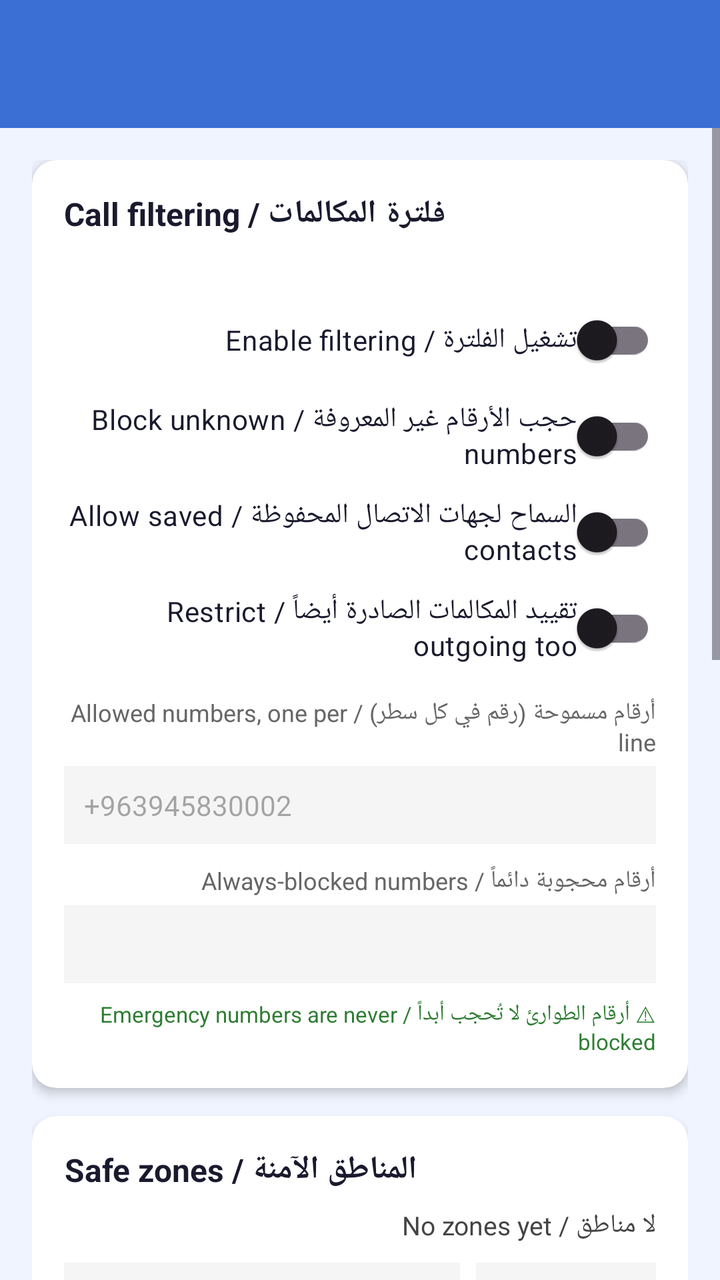
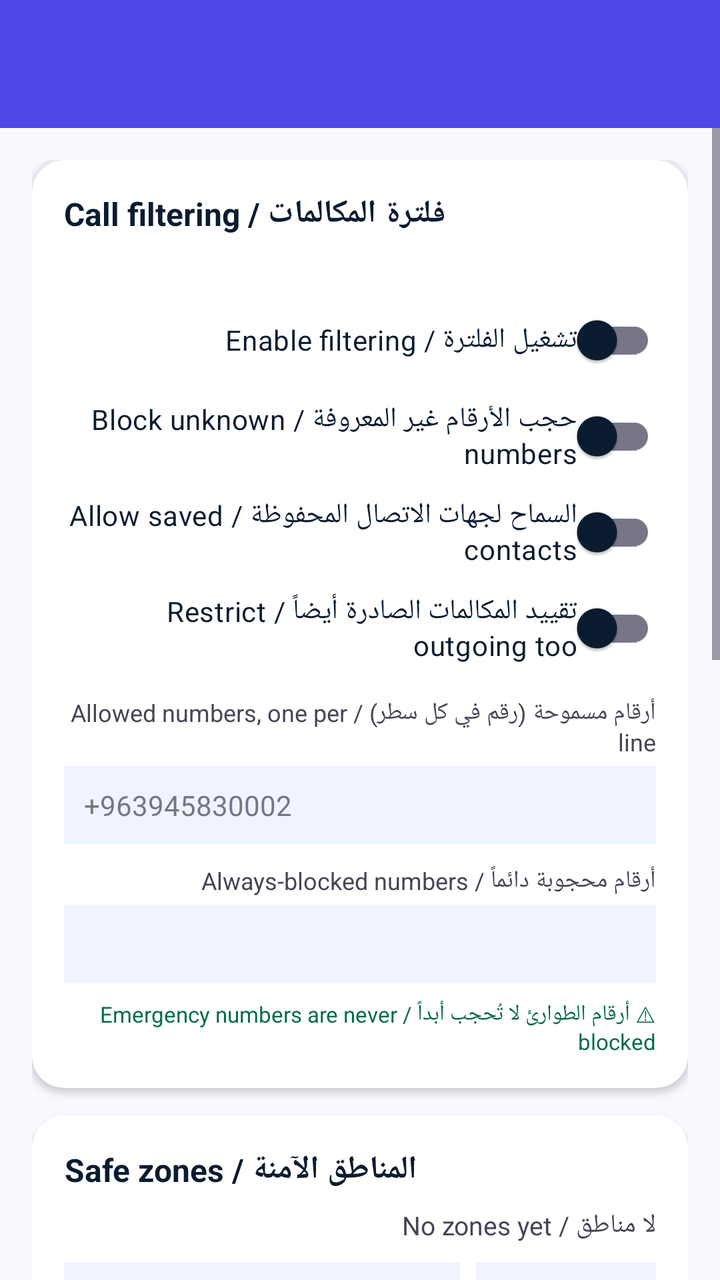

The first picture is an Android layout as it rendered before a commit; the second is the same layout after the commit. The layout source and the unified diff follow.
<!-- AndroidManifest.xml: application theme Theme.BeaverGuardian -->
<!-- res/layout/activity_guard_settings.xml -->
<?xml version="1.0" encoding="utf-8"?>
<LinearLayout xmlns:android="http://schemas.android.com/apk/res/android"
    xmlns:app="http://schemas.android.com/apk/res-auto"
    android:layout_width="match_parent"
    android:layout_height="match_parent"
    android:orientation="vertical"
    android:background="#F0F4FF">

    <com.google.android.material.appbar.MaterialToolbar
        android:id="@+id/toolbar"
        android:layout_width="match_parent"
        android:layout_height="?attr/actionBarSize"
        android:background="#3B6FD4"
        app:titleTextColor="#FFFFFF"
        app:navigationIconTint="#FFFFFF" />

    <ScrollView
        android:layout_width="match_parent"
        android:layout_height="0dp"
        android:layout_weight="1">

        <LinearLayout
            android:layout_width="match_parent"
            android:layout_height="wrap_content"
            android:orientation="vertical"
            android:padding="16dp">

            
            <androidx.cardview.widget.CardView
                android:layout_width="match_parent"
                android:layout_height="wrap_content"
                android:layout_marginBottom="14dp"
                app:cardCornerRadius="12dp"
                app:cardElevation="3dp">

                <LinearLayout
                    android:layout_width="match_parent"
                    android:layout_height="wrap_content"
                    android:orientation="vertical"
                    android:padding="16dp">

                    <TextView
                        android:layout_width="wrap_content"
                        android:layout_height="wrap_content"
                        android:text="فلترة المكالمات / Call filtering"
                        android:textSize="16sp"
                        android:textStyle="bold"
                        android:textColor="#1A1A2E"
                        android:paddingBottom="4dp" />

                    <TextView
                        android:id="@+id/tvScreeningStatus"
                        android:layout_width="match_parent"
                        android:layout_height="wrap_content"
                        android:text=""
                        android:textSize="12sp"
                        android:textColor="#E65100"
                        android:paddingBottom="8dp" />

                    <androidx.appcompat.widget.SwitchCompat
                        android:id="@+id/swCallFilter"
                        android:layout_width="match_parent"
                        android:layout_height="wrap_content"
                        android:text="تشغيل الفلترة / Enable filtering"
                        android:textColor="#1A1A2E" />

                    <androidx.appcompat.widget.SwitchCompat
                        android:id="@+id/swBlockUnknown"
                        android:layout_width="match_parent"
                        android:layout_height="wrap_content"
                        android:text="حجب الأرقام غير المعروفة / Block unknown numbers"
                        android:textColor="#1A1A2E" />

                    <androidx.appcompat.widget.SwitchCompat
                        android:id="@+id/swAllowContacts"
                        android:layout_width="match_parent"
                        android:layout_height="wrap_content"
                        android:text="السماح لجهات الاتصال المحفوظة / Allow saved contacts"
                        android:textColor="#1A1A2E" />

                    <androidx.appcompat.widget.SwitchCompat
                        android:id="@+id/swRestrictOutgoing"
                        android:layout_width="match_parent"
                        android:layout_height="wrap_content"
                        android:text="تقييد المكالمات الصادرة أيضاً / Restrict outgoing too"
                        android:textColor="#1A1A2E" />

                    <TextView
                        android:layout_width="match_parent"
                        android:layout_height="wrap_content"
                        android:text="أرقام مسموحة (رقم في كل سطر) / Allowed numbers, one per line"
                        android:textSize="12sp"
                        android:textColor="#666666"
                        android:paddingTop="10dp"
                        android:paddingBottom="4dp" />

                    <EditText
                        android:id="@+id/etAllowedNumbers"
                        android:layout_width="match_parent"
                        android:layout_height="wrap_content"
                        android:minLines="3"
                        android:gravity="top|start"
                        android:inputType="textMultiLine|phone"
                        android:background="#F5F5F5"
                        android:padding="10dp"
                        android:textSize="14sp"
                        android:textColor="#1A1A2E"
                        android:hint="+963945830002"
                        android:importantForAutofill="no" />

                    <TextView
                        android:layout_width="match_parent"
                        android:layout_height="wrap_content"
                        android:text="أرقام محجوبة دائماً / Always-blocked numbers"
                        android:textSize="12sp"
                        android:textColor="#666666"
                        android:paddingTop="10dp"
                        android:paddingBottom="4dp" />

                    <EditText
                        android:id="@+id/etBlockedNumbers"
                        android:layout_width="match_parent"
                        android:layout_height="wrap_content"
                        android:minLines="2"
                        android:gravity="top|start"
                        android:inputType="textMultiLine|phone"
                        android:background="#F5F5F5"
                        android:padding="10dp"
                        android:textSize="14sp"
                        android:textColor="#1A1A2E"
                        android:importantForAutofill="no" />

                    <TextView
                        android:layout_width="match_parent"
                        android:layout_height="wrap_content"
                        android:text="⚠ أرقام الطوارئ لا تُحجب أبداً / Emergency numbers are never blocked"
                        android:textSize="11sp"
                        android:textColor="#2E7D32"
                        android:paddingTop="8dp" />

                </LinearLayout>
            </androidx.cardview.widget.CardView>

            
            <androidx.cardview.widget.CardView
                android:layout_width="match_parent"
                android:layout_height="wrap_content"
                android:layout_marginBottom="14dp"
                app:cardCornerRadius="12dp"
                app:cardElevation="3dp">

                <LinearLayout
                    android:layout_width="match_parent"
                    android:layout_height="wrap_content"
                    android:orientation="vertical"
                    android:padding="16dp">

                    <TextView
                        android:layout_width="wrap_content"
                        android:layout_height="wrap_content"
                        android:text="المناطق الآمنة / Safe zones"
                        android:textSize="16sp"
                        android:textStyle="bold"
                        android:textColor="#1A1A2E"
                        android:paddingBottom="8dp" />

                    <TextView
                        android:id="@+id/tvZones"
                        android:layout_width="match_parent"
                        android:layout_height="wrap_content"
                        android:text="لا مناطق / No zones yet"
                        android:textSize="13sp"
                        android:textColor="#444444"
                        android:paddingBottom="10dp" />

                    <LinearLayout
                        android:layout_width="match_parent"
                        android:layout_height="wrap_content"
                        android:orientation="horizontal">

                        <EditText
                            android:id="@+id/etZoneName"
                            android:layout_width="0dp"
                            android:layout_weight="1"
                            android:layout_height="wrap_content"
                            android:hint="الاسم / Name"
                            android:inputType="text"
                            android:background="#F5F5F5"
                            android:padding="10dp"
                            android:textSize="14sp"
                            android:textColor="#1A1A2E"
                            android:importantForAutofill="no" />

                        <EditText
                            android:id="@+id/etZoneRadius"
                            android:layout_width="90dp"
                            android:layout_height="wrap_content"
                            android:hint="متر / m"
                            android:inputType="number"
                            android:text="200"
                            android:background="#F5F5F5"
                            android:padding="10dp"
                            android:layout_marginStart="8dp"
                            android:textSize="14sp"
                            android:textColor="#1A1A2E"
                            android:importantForAutofill="no" />
                    </LinearLayout>

                    <Button
                        android:id="@+id/btnAddZoneHere"
                        android:layout_width="match_parent"
                        android:layout_height="wrap_content"
                        android:text="إضافة منطقة من موقعي الحالي / Add zone at my location"
                        android:backgroundTint="#3B6FD4"
                        android:layout_marginTop="8dp" />

                    <Button
                        android:id="@+id/btnClearZones"
                        style="@style/Widget.Material3.Button.TextButton"
                        android:layout_width="match_parent"
                        android:layout_height="wrap_content"
                        android:text="حذف كل المناطق / Clear all zones"
                        android:textColor="#E91E63" />
                </LinearLayout>
            </androidx.cardview.widget.CardView>

            
            <androidx.cardview.widget.CardView
                android:layout_width="match_parent"
                android:layout_height="wrap_content"
                android:layout_marginBottom="14dp"
                app:cardCornerRadius="12dp"
                app:cardElevation="3dp">

                <LinearLayout
                    android:layout_width="match_parent"
                    android:layout_height="wrap_content"
                    android:orientation="vertical"
                    android:padding="16dp">

                    <TextView
                        android:layout_width="wrap_content"
                        android:layout_height="wrap_content"
                        android:text="الجدول الزمني / Schedule"
                        android:textSize="16sp"
                        android:textStyle="bold"
                        android:textColor="#1A1A2E"
                        android:paddingBottom="8dp" />

                    <TextView
                        android:id="@+id/tvSchedules"
                        android:layout_width="match_parent"
                        android:layout_height="wrap_content"
                        android:text="لا قواعد / No rules yet"
                        android:textSize="13sp"
                        android:textColor="#444444"
                        android:paddingBottom="10dp" />

                    <Button
                        android:id="@+id/btnAddBedtime"
                        android:layout_width="match_parent"
                        android:layout_height="wrap_content"
                        android:text="إضافة وقت النوم 22:00–07:00 / Add bedtime"
                        android:backgroundTint="#3B6FD4" />

                    <Button
                        android:id="@+id/btnAddStudy"
                        android:layout_width="match_parent"
                        android:layout_height="wrap_content"
                        android:text="إضافة وقت الدراسة 16:00–18:00 / Add study time"
                        android:backgroundTint="#3B6FD4"
                        android:layout_marginTop="6dp" />

                    <Button
                        android:id="@+id/btnClearSchedules"
                        style="@style/Widget.Material3.Button.TextButton"
                        android:layout_width="match_parent"
                        android:layout_height="wrap_content"
                        android:text="حذف كل القواعد / Clear all rules"
                        android:textColor="#E91E63" />
                </LinearLayout>
            </androidx.cardview.widget.CardView>

            
            <androidx.cardview.widget.CardView
                android:layout_width="match_parent"
                android:layout_height="wrap_content"
                android:layout_marginBottom="14dp"
                app:cardCornerRadius="12dp"
                app:cardElevation="3dp">

                <LinearLayout
                    android:layout_width="match_parent"
                    android:layout_height="wrap_content"
                    android:orientation="vertical"
                    android:padding="16dp">

                    <androidx.appcompat.widget.SwitchCompat
                        android:id="@+id/swSos"
                        android:layout_width="match_parent"
                        android:layout_height="wrap_content"
                        android:text="زر الاستغاثة على جهاز الطفل / SOS button on child device"
                        android:textColor="#1A1A2E" />

                    <androidx.appcompat.widget.SwitchCompat
                        android:id="@+id/swWeekly"
                        android:layout_width="match_parent"
                        android:layout_height="wrap_content"
                        android:text="تقرير أسبوعي / Weekly report"
                        android:textColor="#1A1A2E" />
                </LinearLayout>
            </androidx.cardview.widget.CardView>

            <Button
                android:id="@+id/btnSave"
                android:layout_width="match_parent"
                android:layout_height="wrap_content"
                android:text="حفظ الإعدادات / Save settings"
                android:backgroundTint="#2E7D32"
                android:layout_marginBottom="24dp" />

        </LinearLayout>
    </ScrollView>
</LinearLayout>
<!-- resources referenced by this layout -->
<resources>
  <style name="Theme.BeaverGuardian" parent="Theme.Material3.Light.NoActionBar">
          <item name="colorPrimary">@color/brand_blue</item>
          <item name="colorPrimaryVariant">@color/brand_blue_dark</item>
          <item name="colorSecondary">@color/teal</item>
          <item name="android:statusBarColor" tools:targetApi="l">@color/brand_blue_dark</item>
      </style>
  <color name="brand_blue">#3B6FD4</color>
  <color name="brand_blue_dark">#2A55A8</color>
  <color name="teal">#0EA5A5</color>
</resources>

<!-- the commit's change to res/layout/activity_guard_settings.xml (unified diff, before → after) -->
@@ -4,13 +4,13 @@
     android:layout_width="match_parent"
     android:layout_height="match_parent"
     android:orientation="vertical"
-    android:background="#F0F4FF">
+    android:background="@color/background">
 
     <com.google.android.material.appbar.MaterialToolbar
         android:id="@+id/toolbar"
         android:layout_width="match_parent"
         android:layout_height="?attr/actionBarSize"
-        android:background="#3B6FD4"
+        android:background="@color/primary"
         app:titleTextColor="#FFFFFF"
         app:navigationIconTint="#FFFFFF" />
 
@@ -30,8 +30,8 @@
                 android:layout_width="match_parent"
                 android:layout_height="wrap_content"
                 android:layout_marginBottom="14dp"
-                app:cardCornerRadius="12dp"
-                app:cardElevation="3dp">
+                app:cardCornerRadius="16dp"
+                app:cardElevation="2dp">
 
                 <LinearLayout
                     android:layout_width="match_parent"
@@ -45,7 +45,7 @@
                         android:text="فلترة المكالمات / Call filtering"
                         android:textSize="16sp"
                         android:textStyle="bold"
-                        android:textColor="#1A1A2E"
+                        android:textColor="@color/on_surface"
                         android:paddingBottom="4dp" />
 
                     <TextView
@@ -54,7 +54,7 @@
                         android:layout_height="wrap_content"
                         android:text=""
                         android:textSize="12sp"
-                        android:textColor="#E65100"
+                        android:textColor="@color/on_tertiary_container"
                         android:paddingBottom="8dp" />
 
                     <androidx.appcompat.widget.SwitchCompat
@@ -62,35 +62,35 @@
                         android:layout_width="match_parent"
                         android:layout_height="wrap_content"
                         android:text="تشغيل الفلترة / Enable filtering"
-                        android:textColor="#1A1A2E" />
+                        android:textColor="@color/on_surface" />
 
                     <androidx.appcompat.widget.SwitchCompat
                         android:id="@+id/swBlockUnknown"
                         android:layout_width="match_parent"
                         android:layout_height="wrap_content"
                         android:text="حجب الأرقام غير المعروفة / Block unknown numbers"
-                        android:textColor="#1A1A2E" />
+                        android:textColor="@color/on_surface" />
 
                     <androidx.appcompat.widget.SwitchCompat
                         android:id="@+id/swAllowContacts"
                         android:layout_width="match_parent"
                         android:layout_height="wrap_content"
                         android:text="السماح لجهات الاتصال المحفوظة / Allow saved contacts"
-                        android:textColor="#1A1A2E" />
+                        android:textColor="@color/on_surface" />
 
                     <androidx.appcompat.widget.SwitchCompat
                         android:id="@+id/swRestrictOutgoing"
                         android:layout_width="match_parent"
                         android:layout_height="wrap_content"
                         android:text="تقييد المكالمات الصادرة أيضاً / Restrict outgoing too"
-                        android:textColor="#1A1A2E" />
+                        android:textColor="@color/on_surface" />
 
                     <TextView
                         android:layout_width="match_parent"
                         android:layout_height="wrap_content"
                         android:text="أرقام مسموحة (رقم في كل سطر) / Allowed numbers, one per line"
                         android:textSize="12sp"
-                        android:textColor="#666666"
+                        android:textColor="@color/on_surface_variant"
                         android:paddingTop="10dp"
                         android:paddingBottom="4dp" />
 
@@ -101,10 +101,10 @@
                         android:minLines="3"
                         android:gravity="top|start"
                         android:inputType="textMultiLine|phone"
-                        android:background="#F5F5F5"
+                        android:background="@color/surface_container_low"
                         android:padding="10dp"
                         android:textSize="14sp"
-                        android:textColor="#1A1A2E"
+                        android:textColor="@color/on_surface"
                         android:hint="+963945830002"
                         android:importantForAutofill="no" />
 
@@ -113,7 +113,7 @@
                         android:layout_height="wrap_content"
                         android:text="أرقام محجوبة دائماً / Always-blocked numbers"
                         android:textSize="12sp"
-                        android:textColor="#666666"
+                        android:textColor="@color/on_surface_variant"
                         android:paddingTop="10dp"
                         android:paddingBottom="4dp" />
 
@@ -124,10 +124,10 @@
                         android:minLines="2"
                         android:gravity="top|start"
                         android:inputType="textMultiLine|phone"
-                        android:background="#F5F5F5"
+                        android:background="@color/surface_container_low"
                         android:padding="10dp"
                         android:textSize="14sp"
-                        android:textColor="#1A1A2E"
+                        android:textColor="@color/on_surface"
                         android:importantForAutofill="no" />
 
                     <TextView
@@ -135,7 +135,7 @@
                         android:layout_height="wrap_content"
                         android:text="⚠ أرقام الطوارئ لا تُحجب أبداً / Emergency numbers are never blocked"
                         android:textSize="11sp"
-                        android:textColor="#2E7D32"
+                        android:textColor="@color/secondary_dark"
                         android:paddingTop="8dp" />
 
                 </LinearLayout>
@@ -146,8 +146,8 @@
                 android:layout_width="match_parent"
                 android:layout_height="wrap_content"
                 android:layout_marginBottom="14dp"
-                app:cardCornerRadius="12dp"
-                app:cardElevation="3dp">
+                app:cardCornerRadius="16dp"
+                app:cardElevation="2dp">
 
                 <LinearLayout
                     android:layout_width="match_parent"
@@ -161,7 +161,7 @@
                         android:text="المناطق الآمنة / Safe zones"
                         android:textSize="16sp"
                         android:textStyle="bold"
-                        android:textColor="#1A1A2E"
+                        android:textColor="@color/on_surface"
                         android:paddingBottom="8dp" />
 
                     <TextView
@@ -170,7 +170,7 @@
                         android:layout_height="wrap_content"
                         android:text="لا مناطق / No zones yet"
                         android:textSize="13sp"
-                        android:textColor="#444444"
+                        android:textColor="@color/on_surface_variant"
                         android:paddingBottom="10dp" />
 
                     <LinearLayout
@@ -185,10 +185,10 @@
                             android:layout_height="wrap_content"
                             android:hint="الاسم / Name"
                             android:inputType="text"
-                            android:background="#F5F5F5"
+                            android:background="@color/surface_container_low"
                             android:padding="10dp"
                             android:textSize="14sp"
-                            android:textColor="#1A1A2E"
+                            android:textColor="@color/on_surface"
                             android:importantForAutofill="no" />
 
                         <EditText
@@ -198,11 +198,11 @@
                             android:hint="متر / m"
                             android:inputType="number"
                             android:text="200"
-                            android:background="#F5F5F5"
+                            android:background="@color/surface_container_low"
                             android:padding="10dp"
                             android:layout_marginStart="8dp"
                             android:textSize="14sp"
-                            android:textColor="#1A1A2E"
+                            android:textColor="@color/on_surface"
                             android:importantForAutofill="no" />
                     </LinearLayout>
 
@@ -211,7 +211,7 @@
                         android:layout_width="match_parent"
                         android:layout_height="wrap_content"
                         android:text="إضافة منطقة من موقعي الحالي / Add zone at my location"
-                        android:backgroundTint="#3B6FD4"
+                        android:backgroundTint="@color/primary"
                         android:layout_marginTop="8dp" />
 
                     <Button
@@ -220,7 +220,7 @@
                         android:layout_width="match_parent"
                         android:layout_height="wrap_content"
                         android:text="حذف كل المناطق / Clear all zones"
-                        android:textColor="#E91E63" />
+                        android:textColor="@color/error" />
                 </LinearLayout>
             </androidx.cardview.widget.CardView>
 
@@ -229,8 +229,8 @@
                 android:layout_width="match_parent"
                 android:layout_height="wrap_content"
                 android:layout_marginBottom="14dp"
-                app:cardCornerRadius="12dp"
-                app:cardElevation="3dp">
+                app:cardCornerRadius="16dp"
+                app:cardElevation="2dp">
 
                 <LinearLayout
                     android:layout_width="match_parent"
@@ -244,7 +244,7 @@
                         android:text="الجدول الزمني / Schedule"
                         android:textSize="16sp"
                         android:textStyle="bold"
-                        android:textColor="#1A1A2E"
+                        android:textColor="@color/on_surface"
                         android:paddingBottom="8dp" />
 
                     <TextView
@@ -253,7 +253,7 @@
                         android:layout_height="wrap_content"
                         android:text="لا قواعد / No rules yet"
                         android:textSize="13sp"
-                        android:textColor="#444444"
+                        android:textColor="@color/on_surface_variant"
                         android:paddingBottom="10dp" />
 
                     <Button
@@ -261,14 +261,14 @@
                         android:layout_width="match_parent"
                         android:layout_height="wrap_content"
                         android:text="إضافة وقت النوم 22:00–07:00 / Add bedtime"
-                        android:backgroundTint="#3B6FD4" />
+                        android:backgroundTint="@color/primary" />
 
                     <Button
                         android:id="@+id/btnAddStudy"
                         android:layout_width="match_parent"
                         android:layout_height="wrap_content"
                         android:text="إضافة وقت الدراسة 16:00–18:00 / Add study time"
-                        android:backgroundTint="#3B6FD4"
+                        android:backgroundTint="@color/primary"
                         android:layout_marginTop="6dp" />
 
                     <Button
@@ -277,7 +277,7 @@
                         android:layout_width="match_parent"
                         android:layout_height="wrap_content"
                         android:text="حذف كل القواعد / Clear all rules"
-                        android:textColor="#E91E63" />
+                        android:textColor="@color/error" />
                 </LinearLayout>
             </androidx.cardview.widget.CardView>
 
@@ -286,8 +286,8 @@
                 android:layout_width="match_parent"
                 android:layout_height="wrap_content"
                 android:layout_marginBottom="14dp"
-                app:cardCornerRadius="12dp"
-                app:cardElevation="3dp">
+                app:cardCornerRadius="16dp"
+                app:cardElevation="2dp">
 
                 <LinearLayout
                     android:layout_width="match_parent"
@@ -300,14 +300,14 @@
                         android:layout_width="match_parent"
                         android:layout_height="wrap_content"
                         android:text="زر الاستغاثة على جهاز الطفل / SOS button on child device"
-                        android:textColor="#1A1A2E" />
+                        android:textColor="@color/on_surface" />
 
                     <androidx.appcompat.widget.SwitchCompat
                         android:id="@+id/swWeekly"
                         android:layout_width="match_parent"
                         android:layout_height="wrap_content"
                         android:text="تقرير أسبوعي / Weekly report"
-                        android:textColor="#1A1A2E" />
+                        android:textColor="@color/on_surface" />
                 </LinearLayout>
             </androidx.cardview.widget.CardView>
 
@@ -316,7 +316,7 @@
                 android:layout_width="match_parent"
                 android:layout_height="wrap_content"
                 android:text="حفظ الإعدادات / Save settings"
-                android:backgroundTint="#2E7D32"
+                android:backgroundTint="@color/secondary_dark"
                 android:layout_marginBottom="24dp" />
 
         </LinearLayout>
<!-- resource entries referenced after the edit -->
@@ -1,13 +1,56 @@
 <!-- resources referenced by this layout -->
 <resources>
+  <color name="background">#F8F9FF</color>
+  <color name="error">#BA1A1A</color>
+  <color name="on_surface">#0B1C30</color>
+  <color name="on_surface_variant">#464555</color>
+  <color name="on_tertiary_container">#653E00</color>
+  <color name="primary">#4F46E5</color>
+  <color name="secondary_dark">#006C49</color>
+  <color name="surface_container_low">#EFF4FF</color>
   <style name="Theme.BeaverGuardian" parent="Theme.Material3.Light.NoActionBar">
-          <item name="colorPrimary">@color/brand_blue</item>
-          <item name="colorPrimaryVariant">@color/brand_blue_dark</item>
-          <item name="colorSecondary">@color/teal</item>
-          <item name="android:statusBarColor" tools:targetApi="l">@color/brand_blue_dark</item>
+          <item name="colorPrimary">@color/primary</item>
+          <item name="colorOnPrimary">@color/on_primary</item>
+          <item name="colorPrimaryContainer">@color/primary_container</item>
+          <item name="colorOnPrimaryContainer">@color/on_primary_container</item>
+  
+          <item name="colorSecondary">@color/secondary</item>
+          <item name="colorOnSecondary">@color/on_secondary</item>
+          <item name="colorSecondaryContainer">@color/secondary_container</item>
+          <item name="colorOnSecondaryContainer">@color/on_secondary_container</item>
+  
+          <item name="colorTertiary">@color/tertiary</item>
+          <item name="colorOnTertiary">@color/on_tertiary</item>
+  
+          <item name="colorError">@color/error</item>
+          <item name="colorOnError">@color/on_error</item>
+  
+          <item name="android:colorBackground">@color/background</item>
+          <item name="colorSurface">@color/surface_card</item>
+          <item name="colorOnSurface">@color/on_surface</item>
+          <item name="colorOnSurfaceVariant">@color/on_surface_variant</item>
+          <item name="colorOutline">@color/outline</item>
+  
+          <item name="android:statusBarColor">@color/background</item>
+          <item name="android:windowLightStatusBar" tools:targetApi="m">true</item>
+          <item name="android:navigationBarColor">@color/surface_card</item>
+          <item name="android:windowLightNavigationBar" tools:targetApi="o_mr1">true</item>
+  
+          <item name="android:textColorPrimary">@color/on_surface</item>
+          <item name="android:textColorSecondary">@color/on_surface_variant</item>
+          <item name="android:textColorHint">@color/outline</item>
       </style>
-  <color name="brand_blue">#3B6FD4</color>
-  <color name="brand_blue_dark">#2A55A8</color>
-  <color name="teal">#0EA5A5</color>
+  <color name="on_primary">#FFFFFF</color>
+  <color name="primary_container">#E2DFFF</color>
+  <color name="on_primary_container">#0F0069</color>
+  <color name="secondary">#10B981</color>
+  <color name="on_secondary">#FFFFFF</color>
+  <color name="secondary_container">#6CF8BB</color>
+  <color name="on_secondary_container">#00714D</color>
+  <color name="tertiary">#F59E0B</color>
+  <color name="on_tertiary">#FFFFFF</color>
+  <color name="on_error">#FFFFFF</color>
+  <color name="surface_card">#FFFFFF</color>
+  <color name="outline">#777587</color>
 </resources>
 
